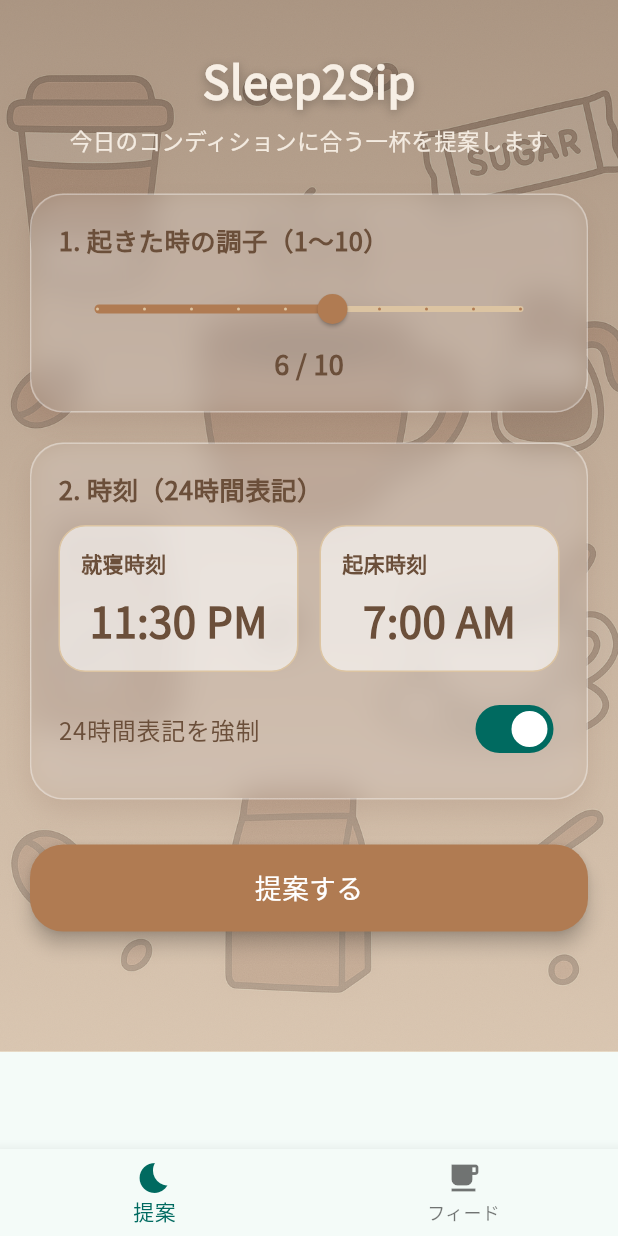
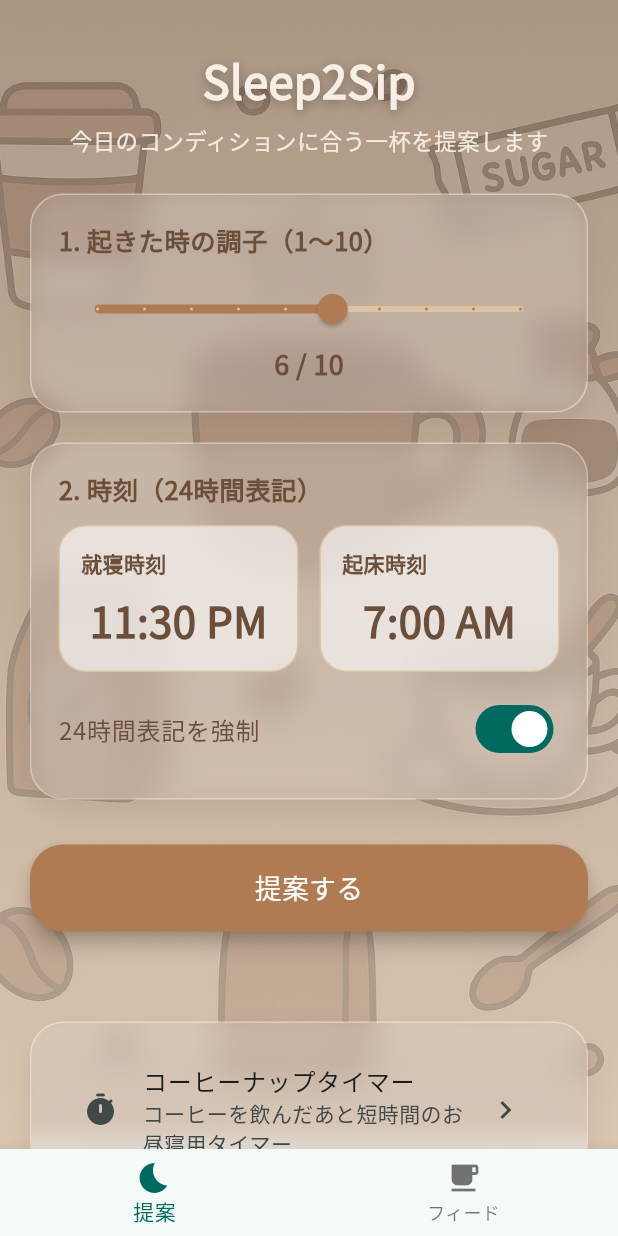
Before and after one commit to s231x002-source/sleep_coffee_advisor, a Flutter app: the screen it shows after launch, on a phone screen of 412 x 824 dp. Run offline on Flutter 3.47's test engine with Material 3 defaults, Android fonts, the phone set to English and light mode, and no system bars; our stand-ins replace cloud_firestore, firebase_auth, firebase_core, flutter_local_notifications, timezone; missing offline and left inert: dart:html; accounts and stored records are empty; network calls fail.

Commit message:
feat:通知機能追加 01月21日　 統合-naptimer

```diff
--- a/lib/ui/sleep2sip_page.dart
+++ b/lib/ui/sleep2sip_page.dart
@@ -18,6 +18,9 @@ import 'package:cloud_firestore/cloud_firestore.dart';
 
 import '../services/notification_service.dart';
 import '../services/in_app_notification_service.dart';
+
+import 'coffee_nap_timer_page.dart';
+import 'widgets/app_background.dart'; // 追加
 
 
 class Sleep2SipPage extends StatefulWidget {
@@ -238,6 +241,16 @@ class _Sleep2SipPageState extends State<Sleep2SipPage> {
     }
   }
 
+
+  int _recommendedNapMinutes(Advice advice) {
+    // 例：カフェインレベルが高いほど短めのナップを推奨
+    if (advice.caffeineLevel >= 8) return 10;
+    if (advice.caffeineLevel >= 6) return 15;
+    if (advice.caffeineLevel >= 4) return 20;
+    return 25;
+  }
+
+
   String _fmt(TimeOfDay t) =>
       '${t.hour.toString().padLeft(2, '0')}:${t.minute.toString().padLeft(2, '0')}';
 
@@ -245,22 +258,7 @@ class _Sleep2SipPageState extends State<Sleep2SipPage> {
   Widget build(BuildContext context) {
     return Scaffold(
       // scroll UI と共存するので、ここは各タブで独立した Scaffold でOK
-      body: Container(
-        decoration: BoxDecoration(
-          image: const DecorationImage(
-            image: AssetImage("assets/images/background.png"),
-            fit: BoxFit.cover,
-            opacity: 0.32,
-          ),
-          gradient: LinearGradient(
-            colors: [
-              Colors.brown.shade900.withOpacity(0.60),
-              Colors.brown.shade400.withOpacity(0.40),
-            ],
-            begin: Alignment.topCenter,
-            end: Alignment.bottomCenter,
-          ),
-        ),
+      body: AppBackground(
         child: SafeArea(
           child: SingleChildScrollView(
             padding: const EdgeInsets.all(20),
@@ -409,6 +407,23 @@ class _Sleep2SipPageState extends State<Sleep2SipPage> {
                 ),
 
                 const SizedBox(height: 30),
+
+                _glassCard(
+                  child: ListTile(
+                    leading: const Icon(Icons.timer_rounded),
+                    title: const Text('コーヒーナップタイマー'),
+                    subtitle: const Text('コーヒーを飲んだあと短時間のお昼寝用タイマー'),
+                    trailing: const Icon(Icons.chevron_right),
+                    onTap: () {
+                      Navigator.of(context).push(
+                        MaterialPageRoute(
+                          builder: (_) => const CoffeeNapTimerPage(initialMinutes: 20),
+                        ),
+                      );
+                    },
+                  ),
+                ),
+
               ],
             ),
           ),
--- /dev/null
+++ b/lib/ui/widgets/app_background.dart
@@ -0,0 +1,30 @@
+
+import 'package:flutter/material.dart';
+
+class AppBackground extends StatelessWidget {
+  const AppBackground({super.key, required this.child});
+
+  final Widget child;
+
+  @override
+  Widget build(BuildContext context) {
+    return Container(
+      decoration: BoxDecoration(
+        image: const DecorationImage(
+          image: AssetImage("assets/images/background.png"),
+          fit: BoxFit.cover,
+          opacity: 0.32,
+        ),
+        gradient: LinearGradient(
+          colors: [
+            Colors.brown.shade900.withOpacity(0.60),
+            Colors.brown.shade400.withOpacity(0.40),
+          ],
+          begin: Alignment.topCenter,
+          end: Alignment.bottomCenter,
+        ),
+      ),
+      child: child,
+    );
+  }
+}
```
Also changed, not shown: lib/ui/coffee_nap_timer_page.dart (added, +191 -0 lines).
